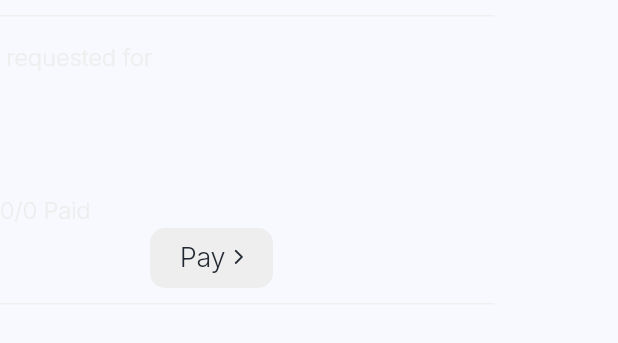
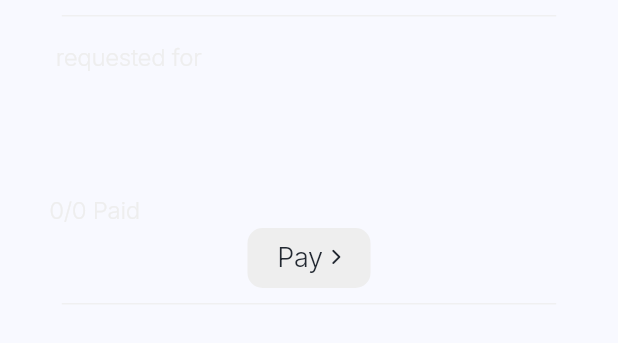
Before and after one commit to oAndBtech/spend-sync, a Flutter app: the SplitHistory2 widget shown alone on an empty page, opened directly with empty values, on a phone screen of 412 x 824 dp. Shown: the top 343 px of the screen. Run offline on Flutter 3.47's test engine with Material 2 defaults, Android fonts, the light colour scheme and no system bars; our stand-ins replace font_awesome_flutter, google_fonts; network calls fail.

Commit message:
var2,var3 -> responsive; fl_chart added in pubspec

```diff
--- a/frontend/lib/widget/split_bill/split_history_var2.dart
+++ b/frontend/lib/widget/split_bill/split_history_var2.dart
@@ -37,13 +37,16 @@ class _SplitHistoryState extends State<SplitHistory2> {
   @override
   Widget build(BuildContext context) {
     double width = MediaQuery.of(context).size.width;
+    double s = width*0.08;
 
-    return Container(
+    return SizedBox(
+      width: double.infinity,
       child: Column(
         crossAxisAlignment: CrossAxisAlignment.start,
         children: [
           Padding(
             padding: const EdgeInsets.only(top: 10, bottom: 16),
+            child: Center(
               child: Container(
                 height: 1,
                 width: width * 0.8,
@@ -52,8 +55,13 @@ class _SplitHistoryState extends State<SplitHistory2> {
                 ),
               ),
             ),
-          Text(
+          ),
+          Padding(
+            padding:  EdgeInsets.only(left:  s ,right: 16),
+            child: Text(
               '${widget.whoRequested} requested for ${widget.splitTitle}',
+              maxLines: 2,
+              overflow: TextOverflow.ellipsis,
               style: GoogleFonts.inter(
                 color: darkModeColors().textColor,
                 fontWeight: FontWeight.w300,
@@ -61,8 +69,11 @@ class _SplitHistoryState extends State<SplitHistory2> {
                 fontSize: 16.0,
               ),
             ),
+          ),
           const SizedBox(height: 6),
-          Text(
+          Padding(
+            padding:  EdgeInsets.only(left:  s ,right: 16),
+            child: Text(
               widget.date,
               style: GoogleFonts.inter(
                 color: darkModeColors().textColor,
@@ -71,8 +82,11 @@ class _SplitHistoryState extends State<SplitHistory2> {
                 fontSize: 16.0,
               ),
             ),
+          ),
           const SizedBox(height: 8),
-          Text(
+          Padding(
+            padding:  EdgeInsets.only(left: s),
+            child: Text(
               widget.billAmount,
               style: GoogleFonts.inter(
                 color: darkModeColors().textColor,
@@ -81,8 +95,11 @@ class _SplitHistoryState extends State<SplitHistory2> {
                 fontSize: 24.0,
               ),
             ),
+          ),
           const SizedBox(height: 8),
-          Text(
+          Padding(
+            padding:  EdgeInsets.only(left: s),
+            child: Text(
               '${widget.paidNum}/${widget.totalPayee} Paid',
               style: GoogleFonts.inter(
                 color: darkModeColors().textColor,
@@ -91,8 +108,8 @@ class _SplitHistoryState extends State<SplitHistory2> {
                 fontSize: 16.0,
               ),
             ),
-          Padding(
-            padding: const EdgeInsets.only(left: 100),
+          ),
+          Center(
             child: InkWell(
               highlightColor: Colors.transparent,
               splashColor: Colors.transparent,
@@ -133,6 +150,7 @@ class _SplitHistoryState extends State<SplitHistory2> {
           ),
           Padding(
             padding: const EdgeInsets.only(top: 10, bottom: 6),
+            child: Center(
               child: Container(
                 height: 1,
                 width: width * 0.8,
@@ -141,6 +159,7 @@ class _SplitHistoryState extends State<SplitHistory2> {
                 ),
               ),
             ),
+          ),
         ],
       ),
     );
--- a/frontend/pubspec.yaml
+++ b/frontend/pubspec.yaml
@@ -36,6 +36,7 @@ dependencies:
   cupertino_icons: ^1.0.2
   google_fonts: ^6.1.0
   font_awesome_flutter: ^10.5.0
+  fl_chart: ^0.64.0
 
 dev_dependencies:
   flutter_test:
```
Also changed, not shown: frontend/lib/widget/split_bill/split_history_var3.dart (+24 -7 lines), frontend/pubspec.lock. Lines whose indentation alone changed are shown as unchanged.
